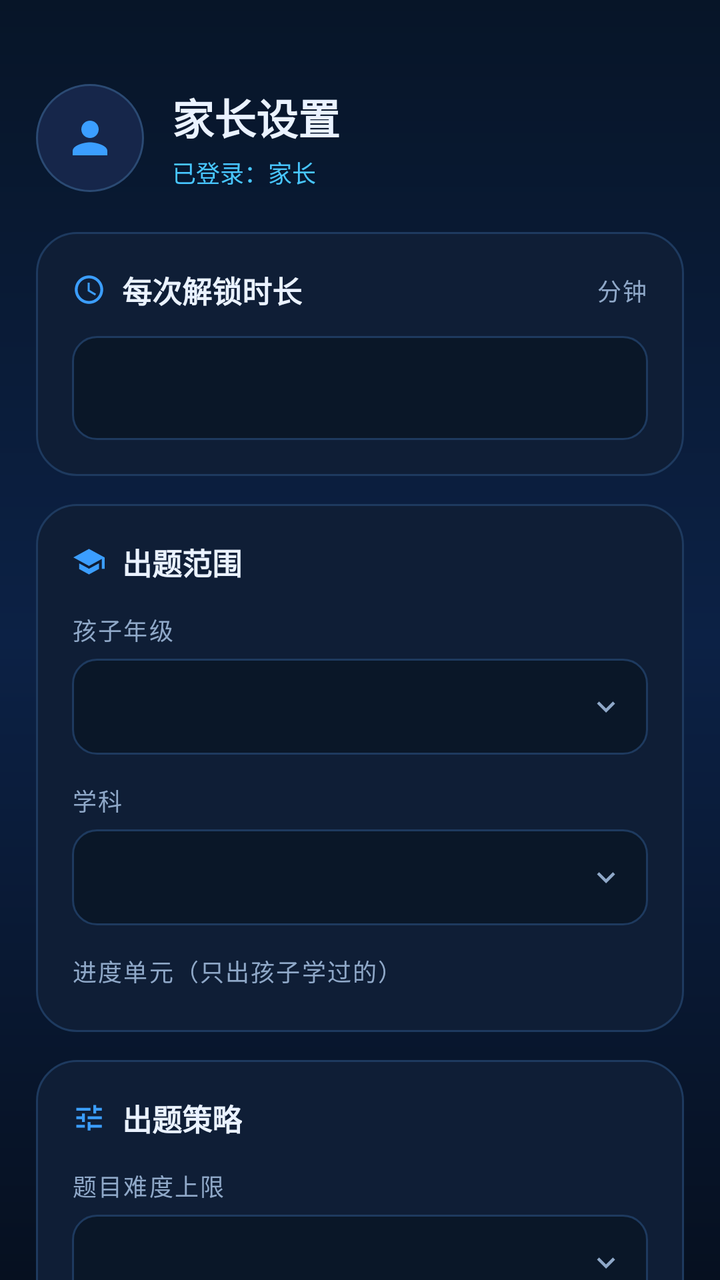
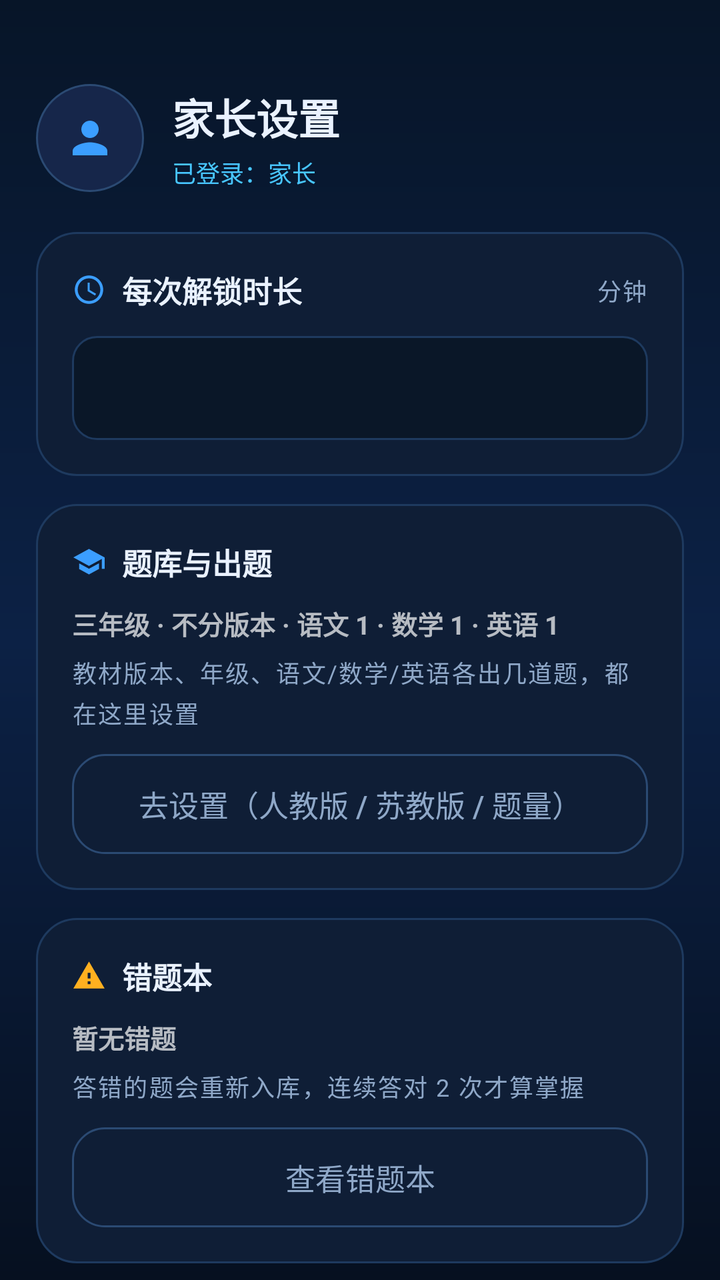

Before-and-after screenshots of an Android layout around one commit, followed by the original layout XML and the change that was made.
<!-- AndroidManifest.xml: application theme Theme.KidLock -->
<!-- res/layout/activity_parent.xml -->
<?xml version="1.0" encoding="utf-8"?>
<FrameLayout xmlns:android="http://schemas.android.com/apk/res/android"
    android:layout_width="match_parent"
    android:layout_height="match_parent"
    android:background="@drawable/bg_screen">

    <ScrollView
        android:layout_width="match_parent"
        android:layout_height="match_parent"
        android:fillViewport="true"
        android:scrollbars="none">

        <LinearLayout
            android:orientation="vertical"
            android:paddingLeft="18dp"
            android:paddingRight="18dp"
            android:paddingTop="42dp"
            android:paddingBottom="30dp"
            android:layout_width="match_parent"
            android:layout_height="wrap_content">

            
            <LinearLayout
                android:orientation="horizontal"
                android:gravity="center_vertical"
                android:layout_width="match_parent"
                android:layout_height="wrap_content">

                <FrameLayout
                    android:background="@drawable/bg_badge"
                    android:layout_width="54dp"
                    android:layout_height="54dp">

                    <ImageView
                        android:src="@drawable/ic_person"
                        android:tint="@color/accent"
                        android:layout_gravity="center"
                        android:layout_width="26dp"
                        android:layout_height="26dp"
                        android:contentDescription="家长" />
                </FrameLayout>

                <LinearLayout
                    android:orientation="vertical"
                    android:layout_marginStart="14dp"
                    android:layout_width="0dp"
                    android:layout_weight="1"
                    android:layout_height="wrap_content">

                    <TextView
                        android:text="家长设置"
                        android:textSize="21sp"
                        android:textStyle="bold"
                        android:textColor="@color/text_primary"
                        android:includeFontPadding="false"
                        android:layout_width="wrap_content"
                        android:layout_height="wrap_content" />

                    <TextView
                        android:id="@+id/tvUser"
                        android:text="已登录：家长"
                        android:textSize="12sp"
                        android:textColor="@color/accent_2"
                        android:layout_marginTop="4dp"
                        android:layout_width="wrap_content"
                        android:layout_height="wrap_content" />
                </LinearLayout>
            </LinearLayout>

            
            <LinearLayout
                android:orientation="vertical"
                android:background="@drawable/bg_card"
                android:padding="18dp"
                android:layout_marginTop="20dp"
                android:layout_width="match_parent"
                android:layout_height="wrap_content">

                <LinearLayout
                    android:orientation="horizontal"
                    android:gravity="center_vertical"
                    android:layout_width="match_parent"
                    android:layout_height="wrap_content">

                    <ImageView
                        android:src="@drawable/ic_clock"
                        android:tint="@color/accent"
                        android:layout_width="17dp"
                        android:layout_height="17dp"
                        android:contentDescription="时长" />

                    <TextView
                        style="@style/Text.CardTitle"
                        android:text="每次解锁时长"
                        android:layout_marginStart="8dp"
                        android:layout_width="wrap_content"
                        android:layout_height="wrap_content" />

                    <Space
                        android:layout_width="0dp"
                        android:layout_height="1dp"
                        android:layout_weight="1" />

                    <TextView
                        style="@style/Text.Label"
                        android:text="分钟"
                        android:layout_width="wrap_content"
                        android:layout_height="wrap_content" />
                </LinearLayout>

                <EditText
                    android:id="@+id/etMinutes"
                    style="@style/Input"
                    android:inputType="number"
                    android:layout_marginTop="12dp" />
            </LinearLayout>

            
            <LinearLayout
                android:orientation="vertical"
                android:background="@drawable/bg_card"
                android:padding="18dp"
                android:layout_marginTop="14dp"
                android:layout_width="match_parent"
                android:layout_height="wrap_content">

                <LinearLayout
                    android:orientation="horizontal"
                    android:gravity="center_vertical"
                    android:layout_width="match_parent"
                    android:layout_height="wrap_content">

                    <ImageView
                        android:src="@drawable/ic_school"
                        android:tint="@color/accent"
                        android:layout_width="17dp"
                        android:layout_height="17dp"
                        android:contentDescription="题库" />

                    <TextView
                        style="@style/Text.CardTitle"
                        android:text="出题范围"
                        android:layout_marginStart="8dp"
                        android:layout_width="wrap_content"
                        android:layout_height="wrap_content" />
                </LinearLayout>

                <TextView
                    style="@style/Text.Label"
                    android:text="孩子年级"
                    android:layout_marginTop="14dp"
                    android:layout_width="wrap_content"
                    android:layout_height="wrap_content" />

                <Spinner
                    android:id="@+id/spGrade"
                    style="@style/Select"
                    android:layout_marginTop="6dp" />

                <TextView
                    style="@style/Text.Label"
                    android:text="学科"
                    android:layout_marginTop="14dp"
                    android:layout_width="wrap_content"
                    android:layout_height="wrap_content" />

                <Spinner
                    android:id="@+id/spSubject"
                    style="@style/Select"
                    android:layout_marginTop="6dp" />

                <TextView
                    style="@style/Text.Label"
                    android:text="进度单元（只出孩子学过的）"
                    android:layout_marginTop="14dp"
                    android:layout_width="wrap_content"
                    android:layout_height="wrap_content" />

                <LinearLayout
                    android:id="@+id/containerUnits"
                    android:orientation="vertical"
                    android:layout_marginTop="4dp"
                    android:layout_width="match_parent"
                    android:layout_height="wrap_content" />
            </LinearLayout>

            
            <LinearLayout
                android:orientation="vertical"
                android:background="@drawable/bg_card"
                android:padding="18dp"
                android:layout_marginTop="14dp"
                android:layout_width="match_parent"
                android:layout_height="wrap_content">

                <LinearLayout
                    android:orientation="horizontal"
                    android:gravity="center_vertical"
                    android:layout_width="match_parent"
                    android:layout_height="wrap_content">

                    <ImageView
                        android:src="@drawable/ic_tune"
                        android:tint="@color/accent"
                        android:layout_width="17dp"
                        android:layout_height="17dp"
                        android:contentDescription="策略" />

                    <TextView
                        style="@style/Text.CardTitle"
                        android:text="出题策略"
                        android:layout_marginStart="8dp"
                        android:layout_width="wrap_content"
                        android:layout_height="wrap_content" />
                </LinearLayout>

                <TextView
                    style="@style/Text.Label"
                    android:text="题目难度上限"
                    android:layout_marginTop="14dp"
                    android:layout_width="wrap_content"
                    android:layout_height="wrap_content" />

                <Spinner
                    android:id="@+id/spDifficulty"
                    style="@style/Select"
                    android:layout_marginTop="6dp" />

                <CheckBox
                    android:id="@+id/cbWrongFirst"
                    android:text="优先出错题（先练做错的）"
                    android:textColor="@color/text_primary"
                    android:textSize="14sp"
                    android:buttonTint="@color/accent"
                    android:layout_marginTop="12dp"
                    android:layout_width="wrap_content"
                    android:layout_height="wrap_content" />
            </LinearLayout>

            
            <LinearLayout
                android:orientation="vertical"
                android:background="@drawable/bg_card"
                android:padding="18dp"
                android:layout_marginTop="14dp"
                android:layout_width="match_parent"
                android:layout_height="wrap_content">

                <LinearLayout
                    android:orientation="horizontal"
                    android:gravity="center_vertical"
                    android:layout_width="match_parent"
                    android:layout_height="wrap_content">

                    <ImageView
                        android:src="@drawable/ic_bolt"
                        android:tint="@color/warn"
                        android:layout_width="17dp"
                        android:layout_height="17dp"
                        android:contentDescription="权限" />

                    <TextView
                        style="@style/Text.CardTitle"
                        android:text="到点弹题权限"
                        android:layout_marginStart="8dp"
                        android:layout_width="wrap_content"
                        android:layout_height="wrap_content" />
                </LinearLayout>

                <TextView
                    android:id="@+id/tvPermState"
                    android:text="到点弹题权限：未开启"
                    android:textStyle="bold"
                    android:textSize="13sp"
                    android:lineSpacingExtra="3dp"
                    android:layout_marginTop="10dp"
                    android:layout_width="match_parent"
                    android:layout_height="wrap_content" />

                <androidx.appcompat.widget.AppCompatButton
                    android:id="@+id/btnOverlayPerm"
                    style="@style/Btn.Ghost"
                    android:text="去开启（必需）"
                    android:layout_marginTop="12dp" />
            </LinearLayout>

            
            <LinearLayout
                android:orientation="vertical"
                android:background="@drawable/bg_card"
                android:padding="18dp"
                android:layout_marginTop="14dp"
                android:layout_width="match_parent"
                android:layout_height="wrap_content">

                <LinearLayout
                    android:orientation="horizontal"
                    android:gravity="center_vertical"
                    android:layout_width="match_parent"
                    android:layout_height="wrap_content">

                    <ImageView
                        android:src="@drawable/ic_shield"
                        android:tint="@color/accent_2"
                        android:layout_width="17dp"
                        android:layout_height="17dp"
                        android:contentDescription="防退出" />

                    <TextView
                        style="@style/Text.CardTitle"
                        android:text="防退出（强力锁）"
                        android:layout_marginStart="8dp"
                        android:layout_width="wrap_content"
                        android:layout_height="wrap_content" />
                </LinearLayout>

                <TextView
                    android:id="@+id/tvHardLockState"
                    android:text="状态：普通模式"
                    android:textStyle="bold"
                    android:textSize="13sp"
                    android:lineSpacingExtra="3dp"
                    android:layout_marginTop="10dp"
                    android:layout_width="match_parent"
                    android:layout_height="wrap_content" />

                <androidx.appcompat.widget.AppCompatButton
                    android:id="@+id/btnHardLock"
                    style="@style/Btn.Ghost"
                    android:text="查看开启命令（可选）"
                    android:layout_marginTop="12dp" />
            </LinearLayout>

            
            <LinearLayout
                android:orientation="vertical"
                android:background="@drawable/bg_card"
                android:padding="18dp"
                android:layout_marginTop="14dp"
                android:layout_width="match_parent"
                android:layout_height="wrap_content">

                <LinearLayout
                    android:orientation="horizontal"
                    android:gravity="center_vertical"
                    android:layout_width="match_parent"
                    android:layout_height="wrap_content">

                    <ImageView
                        android:src="@drawable/ic_hourglass"
                        android:tint="@color/accent"
                        android:layout_width="17dp"
                        android:layout_height="17dp"
                        android:contentDescription="加时" />

                    <TextView
                        style="@style/Text.CardTitle"
                        android:text="现场加时"
                        android:layout_marginStart="8dp"
                        android:layout_width="wrap_content"
                        android:layout_height="wrap_content" />

                    <Space
                        android:layout_width="0dp"
                        android:layout_height="1dp"
                        android:layout_weight="1" />

                    <TextView
                        style="@style/Text.Label"
                        android:text="分钟"
                        android:layout_width="wrap_content"
                        android:layout_height="wrap_content" />
                </LinearLayout>

                <EditText
                    android:id="@+id/etAdd"
                    style="@style/Input"
                    android:hint="输入要给孩子的分钟数"
                    android:inputType="number"
                    android:layout_marginTop="12dp" />

                <androidx.appcompat.widget.AppCompatButton
                    android:id="@+id/btnAddTime"
                    style="@style/Btn.Ghost"
                    android:text="立即加时"
                    android:layout_marginTop="12dp" />
            </LinearLayout>

            
            <androidx.appcompat.widget.AppCompatButton
                android:id="@+id/btnAppLimit"
                style="@style/Btn.Ghost"
                android:text="应用限时设置（抖音 / 微信 / 游戏）"
                android:layout_marginTop="14dp" />

            <TextView
                android:id="@+id/tvSelInfo"
                android:textSize="12sp"
                android:textColor="@color/text_tertiary"
                android:gravity="center"
                android:layout_marginTop="16dp"
                android:layout_width="match_parent"
                android:layout_height="wrap_content" />

            <androidx.appcompat.widget.AppCompatButton
                android:id="@+id/btnSave"
                style="@style/Btn.Primary"
                android:text="保存配置"
                android:layout_marginTop="12dp" />

            <androidx.appcompat.widget.AppCompatButton
                android:id="@+id/btnExit"
                style="@style/Btn.Ghost"
                android:text="退出登录"
                android:layout_marginTop="12dp" />
        </LinearLayout>
    </ScrollView>
</FrameLayout>
<!-- resources referenced by this layout -->
<resources>
  <color name="accent">#3B9EFF</color>
  <color name="accent_2">#48C6FF</color>
  <color name="text_primary">#EAF2FF</color>
  <color name="text_tertiary">#5E7799</color>
  <color name="warn">#FFB020</color>
  <!-- drawable bg_badge (drawable) -->
  <?xml version="1.0" encoding="utf-8"?>
  <shape xmlns:android="http://schemas.android.com/apk/res/android" android:shape="oval">
      <solid android:color="#16264A" />
      <stroke android:width="1dp" android:color="@color/stroke_strong" />
  </shape>
  <!-- drawable bg_card (drawable) -->
  <?xml version="1.0" encoding="utf-8"?>
  <shape xmlns:android="http://schemas.android.com/apk/res/android" android:shape="rectangle">
      <solid android:color="@color/surface" />
      <corners android:radius="20dp" />
      <stroke android:width="1dp" android:color="@color/stroke" />
  </shape>
  <!-- drawable bg_screen (drawable) -->
  <?xml version="1.0" encoding="utf-8"?>
  <shape xmlns:android="http://schemas.android.com/apk/res/android" android:shape="rectangle">
      <gradient
          android:angle="270"
          android:startColor="@color/bg_top"
          android:centerColor="@color/bg_mid"
          android:endColor="@color/bg_bottom"
          android:type="linear" />
  </shape>
  <!-- drawable ic_tune (drawable) -->
  <?xml version="1.0" encoding="utf-8"?>
  <vector xmlns:android="http://schemas.android.com/apk/res/android"
      android:width="24dp" android:height="24dp"
      android:viewportWidth="24" android:viewportHeight="24"
      android:tint="@color/text_primary">
      <path android:fillColor="#FFFFFFFF" android:pathData="M3,17v2h6v-2H3zM3,5v2h10V5H3zM13,21v-2h8v-2h-8v-2h-2v6h2zM7,9v2H3v2h4v2h2V9H7zM21,13v-2H11v2h10zM15,9h2V7h4V5h-4V3h-2v6z" />
  </vector>
  <style name="Select">
          <item name="android:layout_width">match_parent</item>
          <item name="android:layout_height">48dp</item>
          <item name="android:background">@drawable/bg_select</item>
          <item name="android:paddingLeft">10dp</item>
          <item name="android:paddingRight">10dp</item>
      </style>
  <style name="Text.CardTitle" parent="">
          <item name="android:textSize">15sp</item>
          <item name="android:textColor">@color/text_primary</item>
          <item name="android:textStyle">bold</item>
      </style>
  <style name="Text.Label" parent="">
          <item name="android:textSize">12sp</item>
          <item name="android:textColor">@color/text_secondary</item>
          <item name="android:letterSpacing">0.06</item>
          <item name="android:includeFontPadding">false</item>
      </style>
  <color name="stroke_strong">#2B4A73</color>
  <color name="surface">#0F1E36</color>
  <color name="stroke">#1E3A5F</color>
  <color name="bg_top">#071528</color>
  <color name="bg_mid">#0C2145</color>
  <color name="bg_bottom">#061020</color>
  <color name="text_secondary">#8FA8C8</color>
  <color name="white">#FFFFFF</color>
  <!-- drawable bg_select (drawable) -->
  <?xml version="1.0" encoding="utf-8"?>
  <layer-list xmlns:android="http://schemas.android.com/apk/res/android">
      <item>
          <shape android:shape="rectangle">
              <solid android:color="#0A1728" />
              <corners android:radius="12dp" />
              <stroke android:width="1dp" android:color="@color/stroke" />
          </shape>
      </item>
      <item android:drawable="@drawable/ic_chevron_down"
          android:gravity="end|center_vertical"
          android:right="12dp" />
  </layer-list>
  <color name="accent_deep">#2E7DFF</color>
  <color name="transparent">#00000000</color>
  <color name="accent_soft">#1B3A66</color>
  <!-- drawable ic_chevron_down (drawable) -->
  <?xml version="1.0" encoding="utf-8"?>
  <vector xmlns:android="http://schemas.android.com/apk/res/android"
      android:width="18dp" android:height="18dp"
      android:viewportWidth="24" android:viewportHeight="24">
      <path android:fillColor="#8FA8C8" android:pathData="M7.41,8.59L12,13.17l4.59,-4.58L18,10l-6,6 -6,-6z" />
  </vector>
  <!-- unchanged entries left out for length: 13 -->
</resources>

<!-- the commit's change to res/layout/activity_parent.xml (unified diff, before → after) -->
@@ -139,102 +139,90 @@
 
                     <TextView
                         style="@style/Text.CardTitle"
-                        android:text="出题范围"
-                        android:layout_marginStart="8dp"
-                        android:layout_width="wrap_content"
-                        android:layout_height="wrap_content" />
-                </LinearLayout>
+                        android:text="题库与出题"
+                        android:layout_marginStart="8dp"
+                        android:layout_width="wrap_content"
+                        android:layout_height="wrap_content" />
+                </LinearLayout>
+
+                <TextView
+                    android:id="@+id/tvQuizSummary"
+                    android:text="三年级 · 不分版本 · 语文 1 · 数学 1 · 英语 1"
+                    android:textStyle="bold"
+                    android:textSize="13sp"
+                    android:lineSpacingExtra="3dp"
+                    android:layout_marginTop="10dp"
+                    android:layout_width="match_parent"
+                    android:layout_height="wrap_content" />
 
                 <TextView
                     style="@style/Text.Label"
-                    android:text="孩子年级"
-                    android:layout_marginTop="14dp"
-                    android:layout_width="wrap_content"
-                    android:layout_height="wrap_content" />
-
-                <Spinner
-                    android:id="@+id/spGrade"
-                    style="@style/Select"
-                    android:layout_marginTop="6dp" />
+                    android:text="教材版本、年级、语文/数学/英语各出几道题，都在这里设置"
+                    android:lineSpacingExtra="3dp"
+                    android:layout_marginTop="6dp"
+                    android:layout_width="match_parent"
+                    android:layout_height="wrap_content" />
+
+                <androidx.appcompat.widget.AppCompatButton
+                    android:id="@+id/btnQuizSettings"
+                    style="@style/Btn.Ghost"
+                    android:text="去设置（人教版 / 苏教版 / 题量）"
+                    android:layout_marginTop="12dp" />
+            </LinearLayout>
+
+            
+            <LinearLayout
+                android:orientation="vertical"
+                android:background="@drawable/bg_card"
+                android:padding="18dp"
+                android:layout_marginTop="14dp"
+                android:layout_width="match_parent"
+                android:layout_height="wrap_content">
+
+                <LinearLayout
+                    android:orientation="horizontal"
+                    android:gravity="center_vertical"
+                    android:layout_width="match_parent"
+                    android:layout_height="wrap_content">
+
+                    <ImageView
+                        android:src="@drawable/ic_warning"
+                        android:tint="@color/warn"
+                        android:layout_width="17dp"
+                        android:layout_height="17dp"
+                        android:contentDescription="错题本" />
+
+                    <TextView
+                        style="@style/Text.CardTitle"
+                        android:text="错题本"
+                        android:layout_marginStart="8dp"
+                        android:layout_width="wrap_content"
+                        android:layout_height="wrap_content" />
+                </LinearLayout>
+
+                <TextView
+                    android:id="@+id/tvWrongSummary"
+                    android:text="暂无错题"
+                    android:textStyle="bold"
+                    android:textSize="13sp"
+                    android:lineSpacingExtra="3dp"
+                    android:layout_marginTop="10dp"
+                    android:layout_width="match_parent"
+                    android:layout_height="wrap_content" />
 
                 <TextView
                     style="@style/Text.Label"
-                    android:text="学科"
-                    android:layout_marginTop="14dp"
-                    android:layout_width="wrap_content"
-                    android:layout_height="wrap_content" />
-
-                <Spinner
-                    android:id="@+id/spSubject"
-                    style="@style/Select"
-                    android:layout_marginTop="6dp" />
-
-                <TextView
-                    style="@style/Text.Label"
-                    android:text="进度单元（只出孩子学过的）"
-                    android:layout_marginTop="14dp"
-                    android:layout_width="wrap_content"
-                    android:layout_height="wrap_content" />
-
-                <LinearLayout
-                    android:id="@+id/containerUnits"
-                    android:orientation="vertical"
-                    android:layout_marginTop="4dp"
-                    android:layout_width="match_parent"
-                    android:layout_height="wrap_content" />
-            </LinearLayout>
-
-            
-            <LinearLayout
-                android:orientation="vertical"
-                android:background="@drawable/bg_card"
-                android:padding="18dp"
-                android:layout_marginTop="14dp"
-                android:layout_width="match_parent"
-                android:layout_height="wrap_content">
-
-                <LinearLayout
-                    android:orientation="horizontal"
-                    android:gravity="center_vertical"
-                    android:layout_width="match_parent"
-                    android:layout_height="wrap_content">
-
-                    <ImageView
-                        android:src="@drawable/ic_tune"
-                        android:tint="@color/accent"
-                        android:layout_width="17dp"
-                        android:layout_height="17dp"
-                        android:contentDescription="策略" />
-
-                    <TextView
-                        style="@style/Text.CardTitle"
-                        android:text="出题策略"
-                        android:layout_marginStart="8dp"
-                        android:layout_width="wrap_content"
-                        android:layout_height="wrap_content" />
-                </LinearLayout>
-
-                <TextView
-                    style="@style/Text.Label"
-                    android:text="题目难度上限"
-                    android:layout_marginTop="14dp"
-                    android:layout_width="wrap_content"
-                    android:layout_height="wrap_content" />
-
-                <Spinner
-                    android:id="@+id/spDifficulty"
-                    style="@style/Select"
-                    android:layout_marginTop="6dp" />
-
-                <CheckBox
-                    android:id="@+id/cbWrongFirst"
-                    android:text="优先出错题（先练做错的）"
-                    android:textColor="@color/text_primary"
-                    android:textSize="14sp"
-                    android:buttonTint="@color/accent"
-                    android:layout_marginTop="12dp"
-                    android:layout_width="wrap_content"
-                    android:layout_height="wrap_content" />
+                    android:text="答错的题会重新入库，连续答对 2 次才算掌握"
+                    android:lineSpacingExtra="3dp"
+                    android:layout_marginTop="6dp"
+                    android:layout_width="match_parent"
+                    android:layout_height="wrap_content" />
+
+                <androidx.appcompat.widget.AppCompatButton
+                    android:id="@+id/btnWrongBook"
+                    style="@style/Btn.Ghost"
+                    android:text="查看错题本"
+                    android:layout_marginTop="12dp" />
             </LinearLayout>
 
             
<!-- resource entries referenced after the edit -->
@@ -28,21 +28,14 @@
           android:endColor="@color/bg_bottom"
           android:type="linear" />
   </shape>
-  <!-- drawable ic_tune (drawable) -->
+  <!-- drawable ic_warning (drawable) -->
   <?xml version="1.0" encoding="utf-8"?>
   <vector xmlns:android="http://schemas.android.com/apk/res/android"
       android:width="24dp" android:height="24dp"
       android:viewportWidth="24" android:viewportHeight="24"
       android:tint="@color/text_primary">
-      <path android:fillColor="#FFFFFFFF" android:pathData="M3,17v2h6v-2H3zM3,5v2h10V5H3zM13,21v-2h8v-2h-8v-2h-2v6h2zM7,9v2H3v2h4v2h2V9H7zM21,13v-2H11v2h10zM15,9h2V7h4V5h-4V3h-2v6z" />
+      <path android:fillColor="#FFFFFFFF" android:pathData="M1,21h22L12,2 1,21zM13,18h-2v-2h2v2zM13,14h-2v-4h2v4z" />
   </vector>
-  <style name="Select">
-          <item name="android:layout_width">match_parent</item>
-          <item name="android:layout_height">48dp</item>
-          <item name="android:background">@drawable/bg_select</item>
-          <item name="android:paddingLeft">10dp</item>
-          <item name="android:paddingRight">10dp</item>
-      </style>
   <style name="Text.CardTitle" parent="">
           <item name="android:textSize">15sp</item>
           <item name="android:textColor">@color/text_primary</item>
@@ -62,30 +55,9 @@
   <color name="bg_bottom">#061020</color>
   <color name="text_secondary">#8FA8C8</color>
   <color name="white">#FFFFFF</color>
-  <!-- drawable bg_select (drawable) -->
-  <?xml version="1.0" encoding="utf-8"?>
-  <layer-list xmlns:android="http://schemas.android.com/apk/res/android">
-      <item>
-          <shape android:shape="rectangle">
-              <solid android:color="#0A1728" />
-              <corners android:radius="12dp" />
-              <stroke android:width="1dp" android:color="@color/stroke" />
-          </shape>
-      </item>
-      <item android:drawable="@drawable/ic_chevron_down"
-          android:gravity="end|center_vertical"
-          android:right="12dp" />
-  </layer-list>
   <color name="accent_deep">#2E7DFF</color>
   <color name="transparent">#00000000</color>
   <color name="accent_soft">#1B3A66</color>
-  <!-- drawable ic_chevron_down (drawable) -->
-  <?xml version="1.0" encoding="utf-8"?>
-  <vector xmlns:android="http://schemas.android.com/apk/res/android"
-      android:width="18dp" android:height="18dp"
-      android:viewportWidth="24" android:viewportHeight="24">
-      <path android:fillColor="#8FA8C8" android:pathData="M7.41,8.59L12,13.17l4.59,-4.58L18,10l-6,6 -6,-6z" />
-  </vector>
   <!-- unchanged entries left out for length: 13 -->
 </resources>
 
